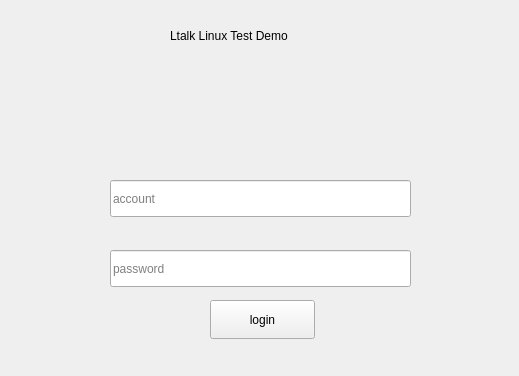
This is client/linux/src/form/login_page.ui in i0gan/ltalk as Qt 5 draws it before an edit. The edited form follows.
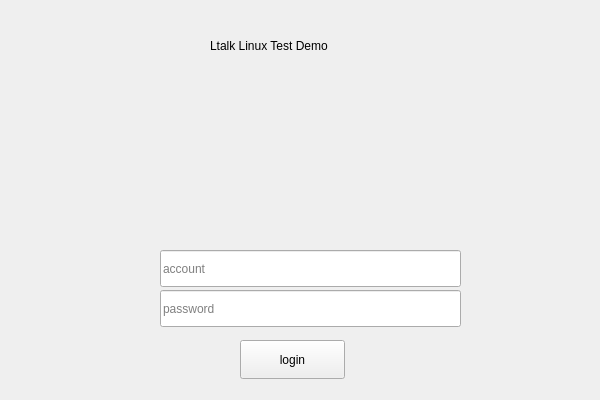
This is the edited form.

```diff
--- a/client/linux/src/form/login_page.ui
+++ b/client/linux/src/form/login_page.ui
@@ -6,8 +6,8 @@
    <rect>
     <x>0</x>
     <y>0</y>
-    <width>519</width>
-    <height>376</height>
+    <width>600</width>
+    <height>400</height>
    </rect>
   </property>
   <property name="windowTitle">
@@ -16,8 +16,8 @@
   <widget class="QLabel" name="label">
    <property name="geometry">
     <rect>
-     <x>170</x>
-     <y>20</y>
+     <x>210</x>
+     <y>30</y>
      <width>191</width>
      <height>31</height>
     </rect>
@@ -29,8 +29,8 @@
   <widget class="QLineEdit" name="lineEdit_account">
    <property name="geometry">
     <rect>
-     <x>110</x>
-     <y>180</y>
+     <x>160</x>
+     <y>250</y>
      <width>301</width>
      <height>37</height>
     </rect>
@@ -42,8 +42,8 @@
   <widget class="QLineEdit" name="lineEdit_password">
    <property name="geometry">
     <rect>
-     <x>110</x>
-     <y>250</y>
+     <x>160</x>
+     <y>290</y>
      <width>301</width>
      <height>37</height>
     </rect>
@@ -55,8 +55,8 @@
   <widget class="QPushButton" name="pushButton_login">
    <property name="geometry">
     <rect>
-     <x>210</x>
-     <y>300</y>
+     <x>240</x>
+     <y>340</y>
      <width>105</width>
      <height>39</height>
     </rect>
@@ -65,6 +65,24 @@
     <string>login</string>
    </property>
   </widget>
+  <widget class="QLabel" name="label_frame">
+   <property name="geometry">
+    <rect>
+     <x>0</x>
+     <y>0</y>
+     <width>600</width>
+     <height>400</height>
+    </rect>
+   </property>
+   <property name="text">
+    <string/>
+   </property>
+  </widget>
+  <zorder>label_frame</zorder>
+  <zorder>label</zorder>
+  <zorder>lineEdit_account</zorder>
+  <zorder>lineEdit_password</zorder>
+  <zorder>pushButton_login</zorder>
  </widget>
  <resources/>
  <connections/>
```
